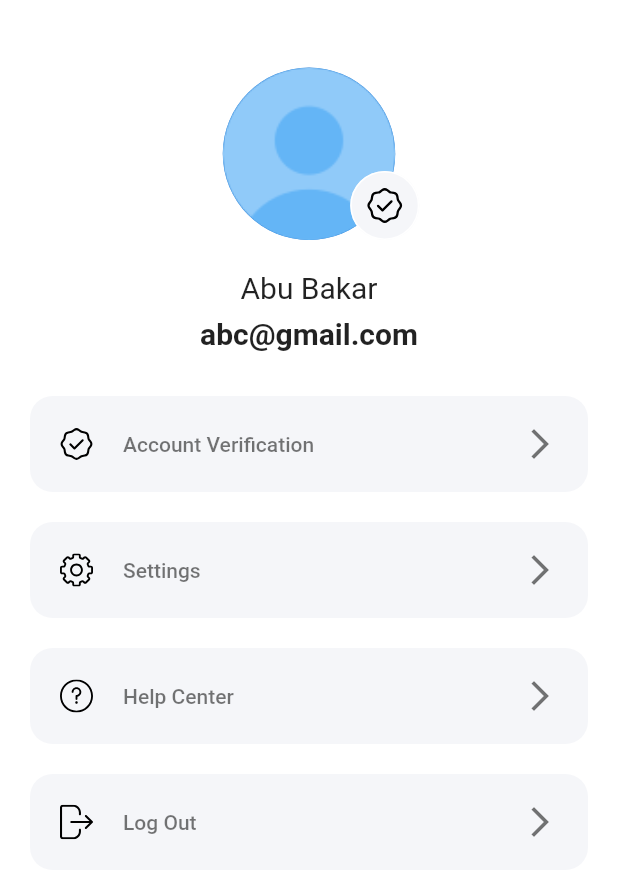
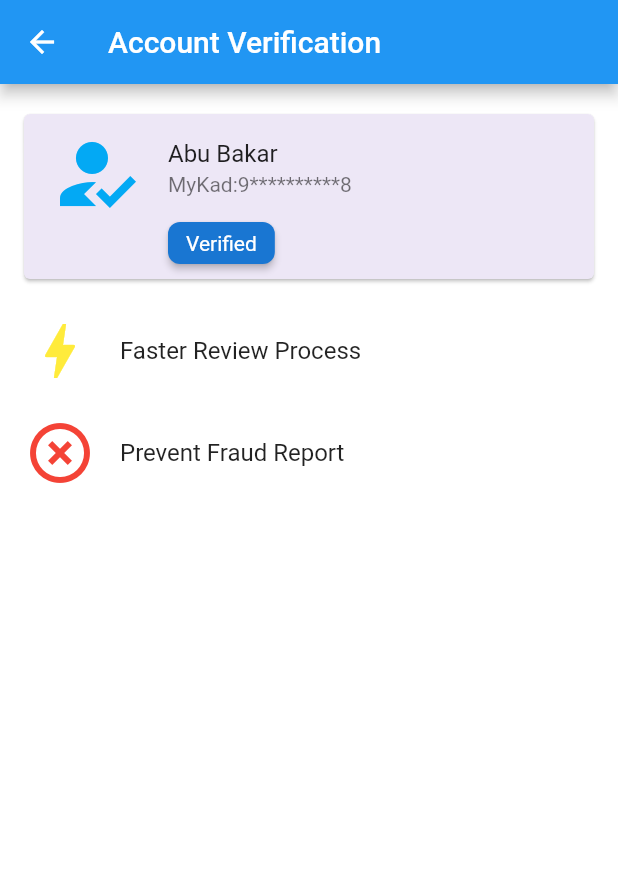
Before and after one commit to WongYewKeong/EasyReport, a Flutter app: the Profile screen opened directly, after a tap on "Account Verification", on a phone screen of 412 x 824 dp. Shown: the top 879 px of the screen. Run offline on Flutter 3.47's test engine with Material 2 defaults, Android fonts, the phone set to English and light mode, and no system bars; drawn by our look-alikes of badges; our stand-ins replace convex_bottom_bar, firebase_auth, firebase_core, flutter_svg, getwidget, google_fonts and 3 more; missing offline and left inert: flutter_settings_ui, kommunicate_flutter; accounts and stored records are empty.

Commit message:
Add Account Verification

```diff
--- /dev/null
+++ b/lib/Ui/account_verify.dart
@@ -0,0 +1,59 @@
+import 'package:flutter/material.dart';
+import 'package:badges/badges.dart';
+
+class AccountVerify extends StatelessWidget {
+  @override
+  Widget build(BuildContext context) {
+    return Scaffold(
+      appBar: AppBar(title: Text('Account Verification')),
+      body:ListView(
+
+        children:[
+        Card(
+        color: Colors.deepPurple[50],
+        margin: EdgeInsets.fromLTRB(16, 20, 16, 16),
+    child: Column(
+      mainAxisSize: MainAxisSize.min,
+
+      children: <Widget>[
+        const ListTile(
+          leading: Icon(Icons.how_to_reg, size: 64,color: Colors.lightBlue,),
+          title: Text('Abu Bakar'),
+          subtitle: Text('MyKad:9**********8'),
+        ),
+
+      Row(
+        mainAxisAlignment: MainAxisAlignment.start,
+        children: [
+          Padding(
+            padding: const EdgeInsets.fromLTRB(96, 0, 0, 10),
+            child: Badge(
+      padding: EdgeInsets.fromLTRB(12, 6, 12, 6),
+      toAnimate: false,
+      shape: BadgeShape.square,
+      badgeColor: Colors.blue.shade700,
+      borderRadius: BorderRadius.circular(8),
+      badgeContent: Text('Verified', style: TextStyle(color: Colors.white)),
+    ),
+          ),
+
+        ],)
+      ],
+    ),
+  ),
+ListTile(
+  contentPadding: EdgeInsets.fromLTRB(16, 4, 4, 8),
+  title: Text('Faster Review Process'),
+      leading: Icon(Icons.bolt,size: 48,color:Colors.yellow,),
+),
+ListTile(
+  contentPadding: EdgeInsets.fromLTRB(16, 4, 4, 8),
+  title: Text('Prevent Fraud Report'),
+      leading: Icon(Icons.highlight_off, size: 48,color: Colors.red,),
+),
+      ],
+
+      ),
+    );
+  }
+}
--- a/lib/Ui/onboarding.dart
+++ b/lib/Ui/onboarding.dart
@@ -8,7 +8,7 @@ class OnBoardingScreen extends StatelessWidget {
           child: IntroductionScreen(
         pages: [
           PageViewModel(
-              title: 'Welcome to Report App',
+              title: 'Welcome to EasyReport App',
               body:
                   'A easy and quick solution to report infrastructure breakdown.',
               image: buildImage('assets/images/introduction0.jpg')),
--- a/lib/Ui/profile.dart
+++ b/lib/Ui/profile.dart
@@ -1,4 +1,5 @@
 import 'package:flutter/material.dart';
+import 'package:flutter_prototype/Ui/account_verify.dart';
 import 'package:flutter_prototype/Ui/login.dart';
 import 'package:firebase_auth/firebase_auth.dart';
 import 'package:flutter_prototype/Component/profile_menu.dart';
@@ -87,7 +88,11 @@ Padding(
           ProfileMenu(
             text: "Account Verification",
             icon: "assets/icons/verified.svg",
-            press: () {},
+            press: () {
+              Navigator.push(
+                        context,
+                        MaterialPageRoute(builder: (context) => AccountVerify()));
+            },
           ),
           ProfileMenu(
             text: "Settings",
--- a/lib/Ui/setting.dart
+++ b/lib/Ui/setting.dart
@@ -1,6 +1,5 @@
 import 'package:flutter/material.dart';
 import 'package:flutter_settings_ui/flutter_settings_ui.dart';
-
 
 class SettingScreen extends StatefulWidget {
   @override
--- a/pubspec.yaml
+++ b/pubspec.yaml
@@ -47,6 +47,7 @@ dependencies:
   http: ^0.13.4
   url_launcher: ^6.0.17
   flutter_settings_ui: ^2.0.1
+  badges: ^2.0.2
 
 
 dev_dependencies:
```
Also changed, not shown: pubspec.lock.
